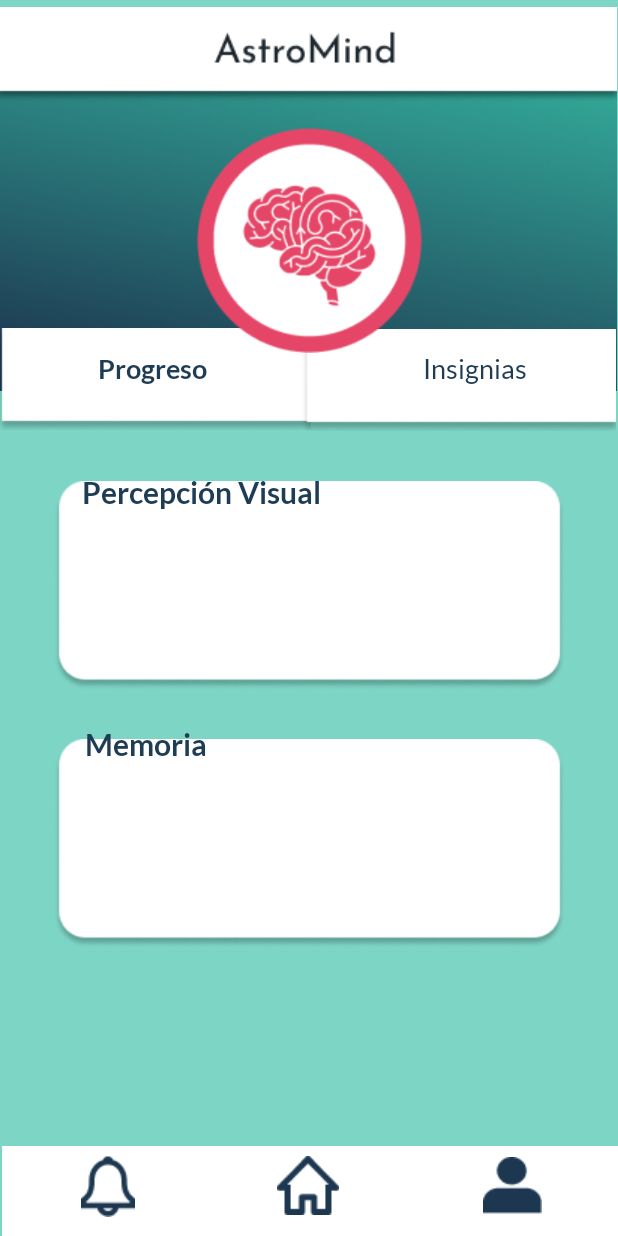
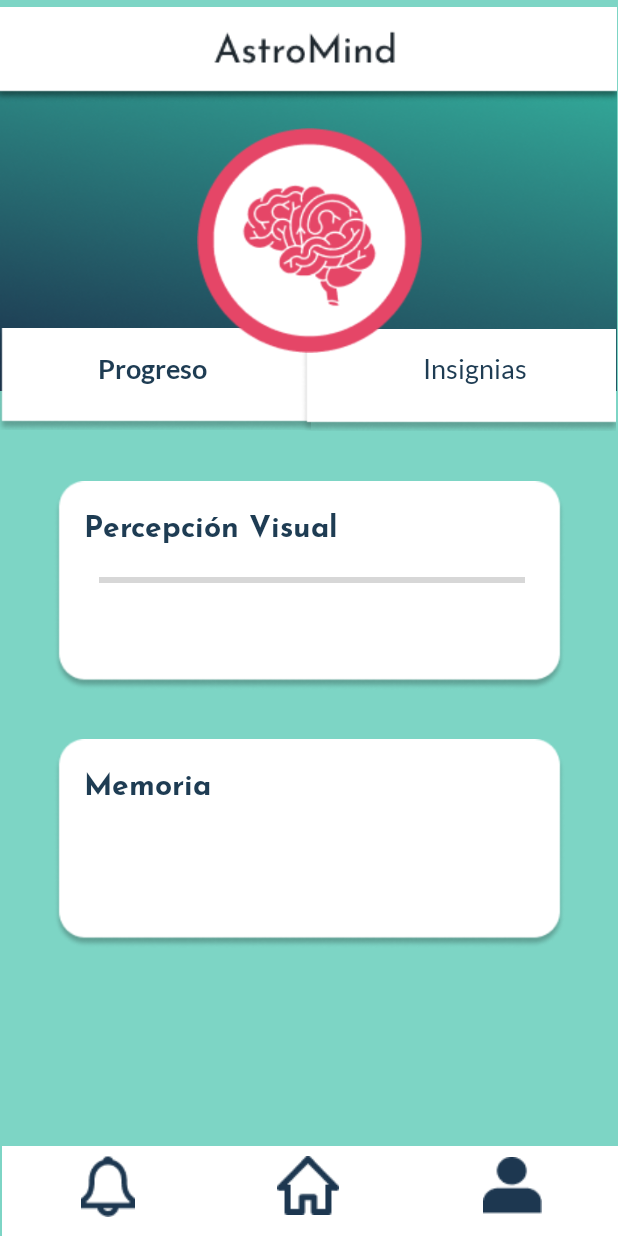
Before and after one commit to juanez1999/FinalIntegrado_2019-1, an Android app: the Home screen opened directly, with no data from a screen before it, after a tap on an icon or button, on a phone screen of 412 x 824 dp. Run offline under Robolectric (Android 15) with nearby library versions, the phone set to English and light mode, and no system bars; our stand-ins replace Firebase (no records; nobody signed in at launch, a user with empty details on screens opened directly).

Commit message:
Varios cambios

```diff
--- a/Ecosistemas/app/src/main/java/com/eco/bravoperezquevedomarmolejo/finalintegrado_appestudiantes/Home.java
+++ b/Ecosistemas/app/src/main/java/com/eco/bravoperezquevedomarmolejo/finalintegrado_appestudiantes/Home.java
@@ -12,20 +12,27 @@ public class Home extends AppCompatActivity {
     private ImageButton comenzar;
     private ImageButton perfil;
     private ImageButton notificaciones;
+    private String codigoEstudiante;
 
     @Override
     protected void onCreate(Bundle savedInstanceState) {
         super.onCreate(savedInstanceState);
         setContentView(R.layout.activity_home);
 
+        Intent i = getIntent();
+        codigoEstudiante = i.getStringExtra("Codigo");
+
         comenzar=findViewById(R.id.btn_comenzar_home);
         perfil=findViewById(R.id.btn_perfil_home);
         notificaciones=findViewById(R.id.btn_notificacion_home);
+
+
 
         perfil.setOnClickListener(new View.OnClickListener() {
             @Override
             public void onClick(View v) {
                 Intent i = new Intent(Home.this, Perfil.class);
+                i.putExtra("Codigo", codigoEstudiante);
                 startActivity(i);
             }
         });
--- a/Ecosistemas/app/src/main/java/com/eco/bravoperezquevedomarmolejo/finalintegrado_appestudiantes/InicioSesion.java
+++ b/Ecosistemas/app/src/main/java/com/eco/bravoperezquevedomarmolejo/finalintegrado_appestudiantes/InicioSesion.java
@@ -80,6 +80,7 @@ public class InicioSesion extends AppCompatActivity {
                                 } else {
                                     if(contraCorrecta) {
                                         Intent i = new Intent(InicioSesion.this, Home.class);
+                                        i.putExtra("Codigo", user.getCodigo());
                                         startActivity(i);
                                     } else {
                                         Toast.makeText(InicioSesion.this, "Contraseña incorrecta", Toast.LENGTH_SHORT).show();
--- a/Ecosistemas/app/src/main/java/com/eco/bravoperezquevedomarmolejo/finalintegrado_appestudiantes/Perfil.java
+++ b/Ecosistemas/app/src/main/java/com/eco/bravoperezquevedomarmolejo/finalintegrado_appestudiantes/Perfil.java
@@ -1,19 +1,56 @@
 package com.eco.bravoperezquevedomarmolejo.finalintegrado_appestudiantes;
 
 import android.content.Intent;
+import android.service.autofill.Dataset;
+import android.support.annotation.NonNull;
 import android.support.v7.app.AppCompatActivity;
 import android.os.Bundle;
 import android.view.View;
 import android.widget.ImageButton;
+import android.widget.ProgressBar;
+
+import com.google.firebase.database.DataSnapshot;
+import com.google.firebase.database.DatabaseError;
+import com.google.firebase.database.FirebaseDatabase;
+import com.google.firebase.database.ValueEventListener;
 
 public class Perfil extends AppCompatActivity {
 
     private ImageButton home;
+    private ProgressBar barra;
+    private String codigoEstudiante;
+    private int progreso;
+
+    private FirebaseDatabase db;
+
     @Override
     protected void onCreate(Bundle savedInstanceState) {
         super.onCreate(savedInstanceState);
         setContentView(R.layout.activity_perfil);
 
+        Intent i = getIntent();
+        codigoEstudiante = i.getStringExtra("Codigo");
+
+        db = FirebaseDatabase.getInstance();
+
+        db.getReference().child("Pruebas").child("Visual").addListenerForSingleValueEvent(new ValueEventListener() {
+            @Override
+            public void onDataChange(@NonNull DataSnapshot dataSnapshot) {
+
+                for(DataSnapshot child : dataSnapshot.getChildren()) {
+
+                }
+            }
+
+            @Override
+            public void onCancelled(@NonNull DatabaseError databaseError) {
+
+            }
+        });
+
+        barra = findViewById(R.id.pb_visual_perfil);
+
+        barra.setProgress(progreso);
 
         home=findViewById(R.id.btn_home_perfil);
 
--- a/Ecosistemas/app/src/main/res/layout/activity_perfil.xml
+++ b/Ecosistemas/app/src/main/res/layout/activity_perfil.xml
@@ -146,32 +146,32 @@
         android:layout_width="wrap_content"
         android:layout_height="wrap_content"
         android:layout_marginStart="8dp"
-        android:layout_marginTop="316dp"
+        android:layout_marginTop="12dp"
         android:layout_marginEnd="8dp"
-        android:fontFamily="@font/lato_bold"
+        android:fontFamily="@font/josefin_bold"
         android:text="Percepción Visual"
         android:textColor="@color/colorPrimaryDark"
         android:textSize="20sp"
         app:layout_constraintEnd_toEndOf="parent"
-        app:layout_constraintHorizontal_bias="0.196"
+        app:layout_constraintHorizontal_bias="0.213"
         app:layout_constraintStart_toStartOf="@+id/img_fondo_perfil"
-        app:layout_constraintTop_toTopOf="parent" />
+        app:layout_constraintTop_toTopOf="@+id/img_tarjeta1_perfil" />
 
     <TextView
         android:id="@+id/tv_memoria_perfil"
         android:layout_width="wrap_content"
         android:layout_height="wrap_content"
         android:layout_marginStart="8dp"
-        android:layout_marginTop="484dp"
+        android:layout_marginTop="12dp"
         android:layout_marginEnd="8dp"
-        android:fontFamily="@font/lato_bold"
+        android:fontFamily="@font/josefin_bold"
         android:text="Memoria"
         android:textColor="@color/colorPrimaryDark"
         android:textSize="20sp"
         app:layout_constraintEnd_toEndOf="parent"
         app:layout_constraintHorizontal_bias="0.154"
         app:layout_constraintStart_toStartOf="@+id/img_fondo_perfil"
-        app:layout_constraintTop_toTopOf="parent" />
+        app:layout_constraintTop_toTopOf="@+id/img_tarjeta2_perfil" />
 
     <ImageButton
         android:id="@+id/btn_nav_perfil"
@@ -240,4 +240,15 @@
         app:layout_constraintVertical_bias="0.849"
         app:srcCompat="@drawable/boton_perfilpressed" />
 
+    <ProgressBar
+        android:id="@+id/pb_visual_perfil"
+        style="?android:attr/progressBarStyleHorizontal"
+        android:layout_width="284dp"
+        android:layout_height="20dp"
+        android:layout_marginTop="56dp"
+        app:layout_constraintEnd_toEndOf="@+id/img_tarjeta1_perfil"
+        app:layout_constraintHorizontal_bias="0.525"
+        app:layout_constraintStart_toStartOf="@+id/img_tarjeta1_perfil"
+        app:layout_constraintTop_toTopOf="@+id/img_tarjeta1_perfil" />
+
 </android.support.constraint.ConstraintLayout>
```
Also changed, not shown: Ecosistemas/app/src/main/java/com/eco/bravoperezquevedomarmolejo/finalintegrado_appestudiantes/Registro.java (+39 -18 lines), Ecosistemas/app/src/main/res/font/josefin_bold.ttf (added).
